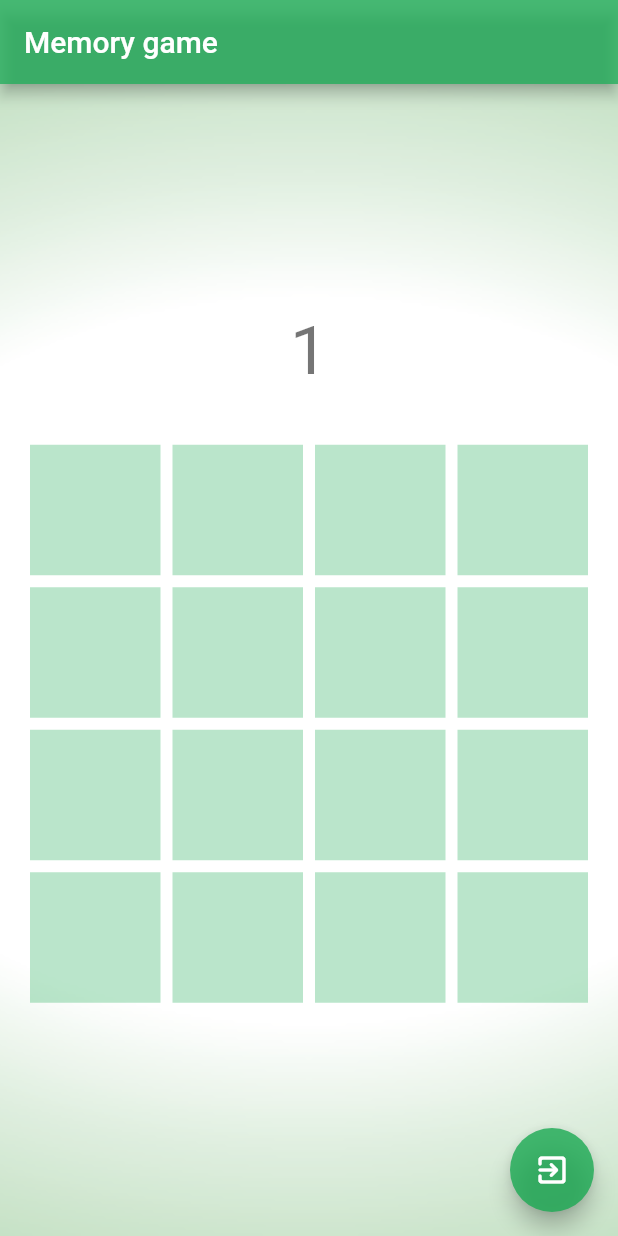
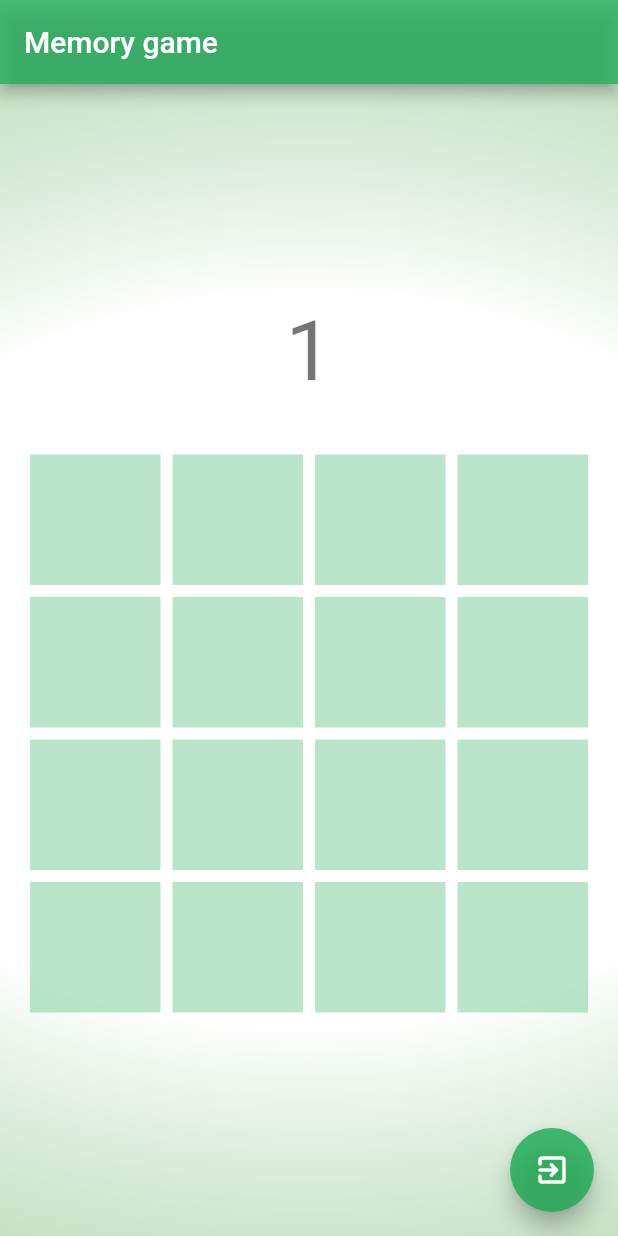
Before and after one commit to NemanjaLugi/memory_game, a Flutter app: the GamePage screen opened directly, on a phone screen of 412 x 824 dp. Run offline on Flutter 3.47's test engine with Material 2 defaults, Android fonts, the phone set to English and light mode, and no system bars; drawn by our look-alikes of flip_card.

Commit message:
Warnings fixed

```diff
--- a/lib/pages/game_page.dart
+++ b/lib/pages/game_page.dart
@@ -77,7 +77,7 @@ class _GamePageState extends State<GamePage> {
                   padding: EdgeInsets.all(16.0),
                   child: Text(
                     "$time",
-                    style: Theme.of(context).textTheme.display2,
+                    style: Theme.of(context).textTheme.headline2,
                   ),
                 ),
                 Theme(
@@ -130,7 +130,7 @@ class _GamePageState extends State<GamePage> {
                           child: Center(
                             child: Text(
                               "${data[index]}",
-                              style: Theme.of(context).textTheme.display2,
+                              style: Theme.of(context).textTheme.headline2,
                             ),
                           ),
                         ),
@@ -168,7 +168,7 @@ class _GamePageState extends State<GamePage> {
         title: Text("Won!!!"),
         content: Text(
           "Time $time",
-          style: Theme.of(context).textTheme.display2,
+          style: Theme.of(context).textTheme.headline2,
         ),
         actions: <Widget>[
           FlatButton(
```
